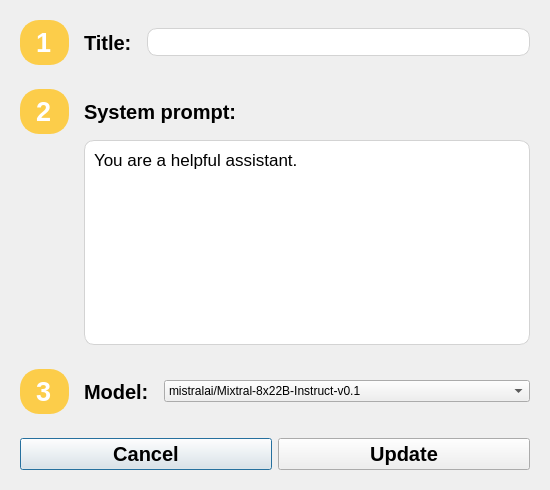
Above: chatsettingswindow.ui from HSE-DSBA-233/this-is-fine-client before the change. Below: the same form after it.
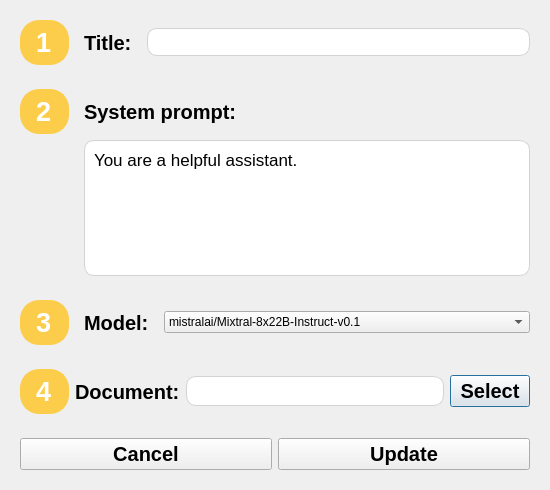
That is the form after the change.

```diff
--- a/chatsettingswindow.ui
+++ b/chatsettingswindow.ui
@@ -340,6 +340,95 @@
      </layout>
     </widget>
    </item>
+   <item>
+    <widget class="QWidget" name="ragWidget" native="true">
+     <layout class="QHBoxLayout" name="horizontalLayout_4">
+      <item>
+       <widget class="QLabel" name="ragIconLabel">
+        <property name="font">
+         <font>
+          <pointsize>20</pointsize>
+          <bold>true</bold>
+         </font>
+        </property>
+        <property name="styleSheet">
+         <string notr="true">background-color: #FCCD4A; color: white; border: 2px solid #FCCD4A; border-radius:19px; padding: 5px 7px;</string>
+        </property>
+        <property name="text">
+         <string>4</string>
+        </property>
+       </widget>
+      </item>
+      <item>
+       <widget class="QLabel" name="ragTitleLabel">
+        <property name="font">
+         <font>
+          <pointsize>15</pointsize>
+          <bold>true</bold>
+         </font>
+        </property>
+        <property name="text">
+         <string>Document:</string>
+        </property>
+       </widget>
+      </item>
+      <item>
+       <widget class="QTextEdit" name="ragFileWidget">
+        <property name="maximumSize">
+         <size>
+          <width>16777215</width>
+          <height>30</height>
+         </size>
+        </property>
+        <property name="font">
+         <font>
+          <pointsize>13</pointsize>
+          <bold>false</bold>
+         </font>
+        </property>
+        <property name="styleSheet">
+         <string notr="true">background-color: white; border: 1px solid lightgray; padding: 5px; border-radius: 10px;</string>
+        </property>
+        <property name="verticalScrollBarPolicy">
+         <enum>Qt::ScrollBarAlwaysOff</enum>
+        </property>
+        <property name="horizontalScrollBarPolicy">
+         <enum>Qt::ScrollBarAlwaysOff</enum>
+        </property>
+        <property name="readOnly">
+         <bool>true</bool>
+        </property>
+        <property name="html">
+         <string>&lt;!DOCTYPE HTML PUBLIC &quot;-//W3C//DTD HTML 4.0//EN&quot; &quot;http://www.w3.org/TR/REC-html40/strict.dtd&quot;&gt;
+&lt;html&gt;&lt;head&gt;&lt;meta name=&quot;qrichtext&quot; content=&quot;1&quot; /&gt;&lt;meta charset=&quot;utf-8&quot; /&gt;&lt;style type=&quot;text/css&quot;&gt;
+p, li { white-space: pre-wrap; }
+hr { height: 1px; border-width: 0; }
+li.unchecked::marker { content: &quot;\2610&quot;; }
+li.checked::marker { content: &quot;\2612&quot;; }
+&lt;/style&gt;&lt;/head&gt;&lt;body style=&quot; font-family:'.AppleSystemUIFont'; font-size:13pt; font-weight:400; font-style:normal;&quot;&gt;
+&lt;p style=&quot;-qt-paragraph-type:empty; margin-top:0px; margin-bottom:0px; margin-left:0px; margin-right:0px; -qt-block-indent:0; text-indent:0px; font-size:15pt;&quot;&gt;&lt;br /&gt;&lt;/p&gt;&lt;/body&gt;&lt;/html&gt;</string>
+        </property>
+       </widget>
+      </item>
+      <item>
+       <widget class="QPushButton" name="ragButton">
+        <property name="font">
+         <font>
+          <pointsize>15</pointsize>
+          <bold>true</bold>
+         </font>
+        </property>
+        <property name="cursor">
+         <cursorShape>PointingHandCursor</cursorShape>
+        </property>
+        <property name="text">
+         <string>Select</string>
+        </property>
+       </widget>
+      </item>
+     </layout>
+    </widget>
+   </item>
    <item>
     <widget class="QWidget" name="buttonsWidget" native="true">
      <layout class="QHBoxLayout" name="horizontalLayout">
```
